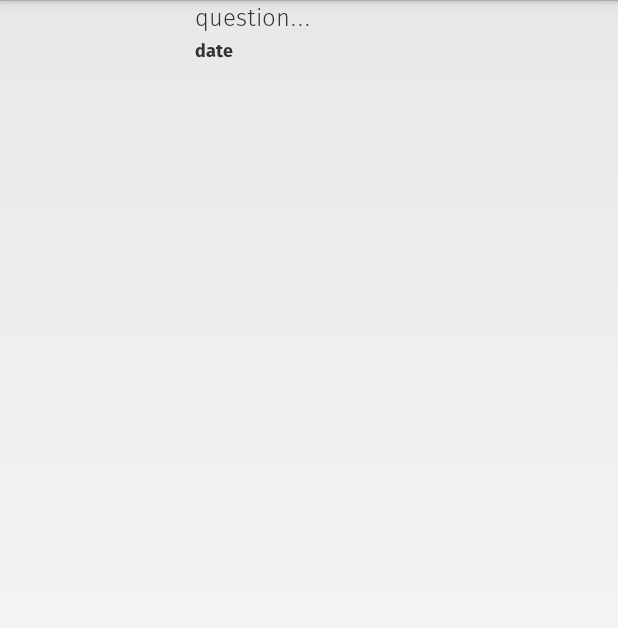
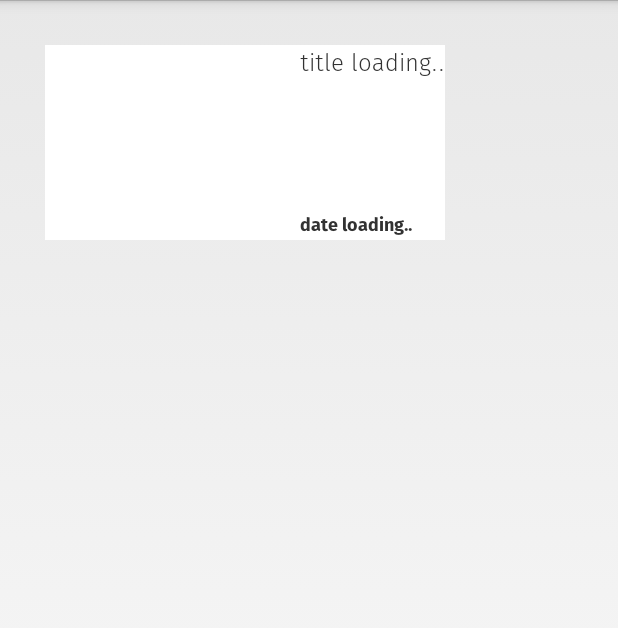
Before and after one commit to sifatsultan/retrofitstackoverflow, an Android app: the layout list_item_s.xml on its own in the app's theme, with its tools: preview values and no code run, on a phone screen of 412 x 824 dp. Shown: the top 628 px of the screen. Run offline under Robolectric (Android 15) with nearby library versions, the phone set to English and light mode, and no system bars; plain views replace SimpleDraweeView.

Commit message:
load image and other wonderful things

```diff
--- a/app/src/main/res/layout/list_item_s.xml
+++ b/app/src/main/res/layout/list_item_s.xml
@@ -1,12 +1,17 @@
 <?xml version="1.0" encoding="utf-8"?>
 <RelativeLayout xmlns:android="http://schemas.android.com/apk/res/android"
     xmlns:fresco="http://schemas.android.com/apk/res-auto"
-    android:layout_width="match_parent" android:layout_height="match_parent">
+    android:layout_width="wrap_content" android:layout_height="wrap_content"
+    android:layout_margin="30sp"
+    android:background="@android:color/white"
+    >
 
     <com.facebook.drawee.view.SimpleDraweeView
         android:id="@+id/profile_image"
         android:layout_width="130dp"
         android:layout_height="130dp"
+        android:layout_marginEnd="40sp"
+        android:layout_marginRight="40sp"
         fresco:placeholderImage="@drawable/grey_small"
         />
 
@@ -16,7 +21,7 @@
         android:layout_toRightOf="@id/profile_image"
         android:layout_width="wrap_content"
         android:layout_height="wrap_content"
-        android:text="question..."
+        android:text="@string/title"
         android:textSize="16dp"
         />
 
@@ -24,10 +29,11 @@
         android:id="@+id/date"
         android:layout_width="wrap_content"
         android:layout_height="wrap_content"
-        android:layout_below="@id/question"
-        android:text="date"
-        android:textSize="12dp"
-        android:layout_alignLeft="@id/question"
+        android:text="@string/date"
+        android:textSize="12sp"
+        android:layout_alignStart="@id/question"
+        android:layout_alignLeft="@+id/question"
+        android:layout_alignBottom="@+id/profile_image"
 
         />
 </RelativeLayout>
--- a/app/src/main/res/values/strings.xml
+++ b/app/src/main/res/values/strings.xml
@@ -1,3 +1,5 @@
 <resources>
     <string name="app_name">Retrofitstackoverflow</string>
+    <string name="date">date loading..</string>
+    <string name="title">title loading..</string>
 </resources>
```
Also changed, not shown: app/src/main/java/com/vogella/android/retrofitstackoverflow/MainActivity.java (+4 -7 lines), app/src/main/java/com/vogella/android/retrofitstackoverflow/MyListAdapter.java (+14 -7 lines), app/src/main/res/layout/activity_main.xml (+0 -11 lines).
